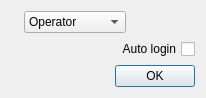
The window that source/wnd/ui/login.ui (ww4u/megarobostudio) describes before a commit, drawn with Qt 5.
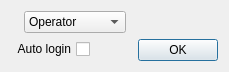
The same window after the commit. Icons and pictures are not drawn.

The edit to the form file:
```diff
--- a/source/wnd/ui/login.ui
+++ b/source/wnd/ui/login.ui
@@ -6,15 +6,35 @@
    <rect>
     <x>0</x>
     <y>0</y>
-    <width>206</width>
-    <height>93</height>
+    <width>229</width>
+    <height>71</height>
    </rect>
   </property>
   <property name="windowTitle">
    <string>LogIn</string>
   </property>
-  <layout class="QVBoxLayout" name="verticalLayout">
-   <item>
+  <layout class="QFormLayout" name="formLayout">
+   <item row="1" column="0">
+    <widget class="QCheckBox" name="chkAutoLogin">
+     <property name="layoutDirection">
+      <enum>Qt::RightToLeft</enum>
+     </property>
+     <property name="text">
+      <string>Auto login</string>
+     </property>
+    </widget>
+   </item>
+   <item row="1" column="1">
+    <widget class="QDialogButtonBox" name="buttonBox">
+     <property name="orientation">
+      <enum>Qt::Horizontal</enum>
+     </property>
+     <property name="standardButtons">
+      <set>QDialogButtonBox::Ok</set>
+     </property>
+    </widget>
+   </item>
+   <item row="0" column="0" colspan="2">
     <layout class="QHBoxLayout" name="horizontalLayout">
      <item>
       <widget class="QLabel" name="label">
@@ -72,26 +92,6 @@
      </item>
     </layout>
    </item>
-   <item>
-    <widget class="QCheckBox" name="chkAutoLogin">
-     <property name="layoutDirection">
-      <enum>Qt::RightToLeft</enum>
-     </property>
-     <property name="text">
-      <string>Auto login</string>
-     </property>
-    </widget>
-   </item>
-   <item>
-    <widget class="QDialogButtonBox" name="buttonBox">
-     <property name="orientation">
-      <enum>Qt::Horizontal</enum>
-     </property>
-     <property name="standardButtons">
-      <set>QDialogButtonBox::Ok</set>
-     </property>
-    </widget>
-   </item>
   </layout>
  </widget>
  <resources/>
```
